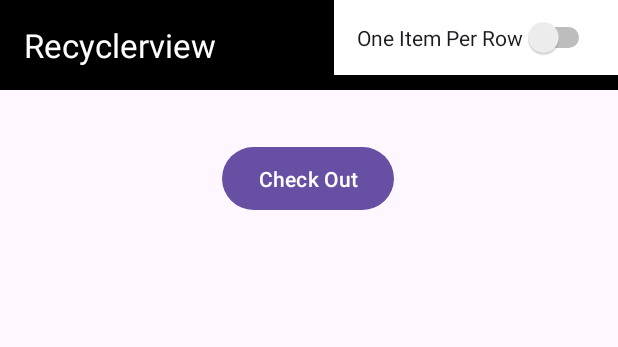
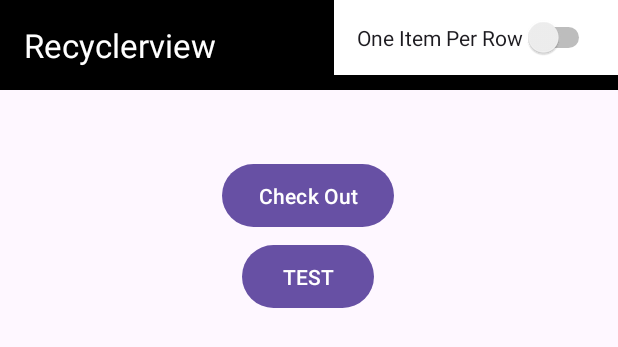
Before and after one commit to CheahYan/RecyclerViewKotlin, an Android app: the layout activity_main.xml on its own in the app's theme, with its tools: preview values and no code run, on a phone screen of 412 x 824 dp. Shown: the top 347 px of the screen. Run offline under Robolectric (Android 15) with nearby library versions, the phone set to English and light mode, and no system bars.

Commit message:
connected to external app Complement

```diff
--- a/app/src/main/java/com/example/secondrecyclerviewapp/MainActivity.kt
+++ b/app/src/main/java/com/example/secondrecyclerviewapp/MainActivity.kt
@@ -1,11 +1,8 @@
 package com.example.secondrecyclerviewapp
 
-import android.content.ClipData.Item
 import android.content.Intent
+import android.net.Uri
 import android.os.Bundle
-import android.view.ViewGroup
-import android.widget.ImageView
-import android.widget.LinearLayout
 import androidx.activity.enableEdgeToEdge
 import androidx.appcompat.app.AppCompatActivity
 import androidx.core.view.ViewCompat
@@ -96,5 +93,13 @@
             goCheckoutIntent.putExtra("checkout_food_list", foodList)
             startActivity(goCheckoutIntent)
         }
+
+
+        activityMainBinding.testButton.setOnClickListener {
+            //implicit intent to open the dialler with a number
+            val intent = Intent("android.intent.action.NETSPOS")
+            startActivity(intent)
+        }
+
     }
 }
--- a/app/src/main/res/layout/activity_main.xml
+++ b/app/src/main/res/layout/activity_main.xml
@@ -49,6 +49,17 @@
             app:layout_constraintStart_toStartOf="parent"
             app:layout_constraintTop_toBottomOf="@+id/main_recyclerview" />
 
+        <Button
+            android:layout_width="wrap_content"
+            android:layout_height="50dp"
+            android:layout_marginTop="4dp"
+            android:text="TEST"
+            android:id="@+id/test_button"
+            app:layout_constraintEnd_toEndOf="parent"
+            app:layout_constraintHorizontal_bias="0.498"
+            app:layout_constraintStart_toStartOf="parent"
+            app:layout_constraintTop_toBottomOf="@+id/checkout_button" />
+
         <Switch
             android:id="@+id/one_two_items_switch"
             android:layout_width="wrap_content"
```
